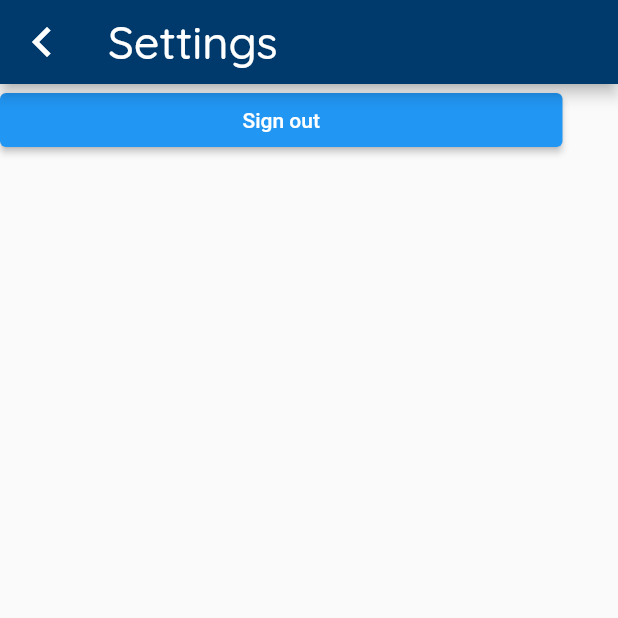
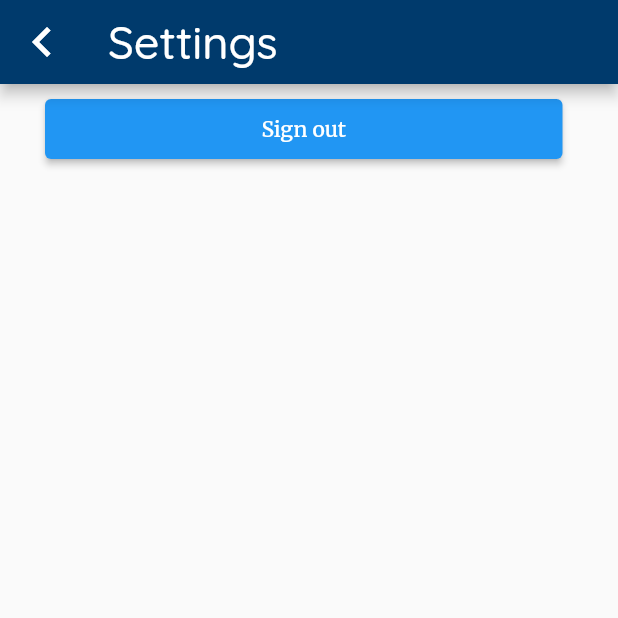
Before and after one commit to Luke-Cragg/xaler, a Flutter app: the Settings screen opened directly, on a phone screen of 412 x 824 dp, the top half of it. Run offline on Flutter 3.47's test engine with Material 2 defaults, Android fonts, the phone set to English and light mode, and no system bars; our stand-ins replace cloud_firestore, firebase_auth, firebase_core, google_fonts, shared_preferences, smooth_page_indicator; accounts and stored records are empty.

Commit message:
Sign out button creation

```diff
--- a/lib/settings.dart
+++ b/lib/settings.dart
@@ -31,16 +31,20 @@ class SettingsPage extends State<Settings> {
         ),
       ),
       body: Container(
+        width: double.infinity,
         alignment: Alignment.center,
-        child: Stack(
-          children: [
-            Column(
+        child: Column(
           children: [
             Row(
               children: [
                 SizedBox(
                   width: 375,
+                  height: 50,
+                  child: Padding(
+                    padding: EdgeInsets.fromLTRB(30, 10, 0, 0),
                     child: ElevatedButton(
+                      style: ElevatedButton.styleFrom(
+                          backgroundColor: Colors.blue),
                       onPressed: () async {
                         SharedPreferences prefs =
                             await SharedPreferences.getInstance();
@@ -50,10 +54,12 @@ class SettingsPage extends State<Settings> {
                             MaterialPageRoute(
                                 builder: (context) => MainStatefulWidget()));
                       },
-                        child: Text("Sign out"),
+                      child: Text(
+                        "Sign out",
+                        style: GoogleFonts.merriweather(color: Colors.white),
                       ),
                     ),
-                  ],
+                  ),
                 ),
               ],
             ),
```
Lines whose indentation alone changed are shown as unchanged.
